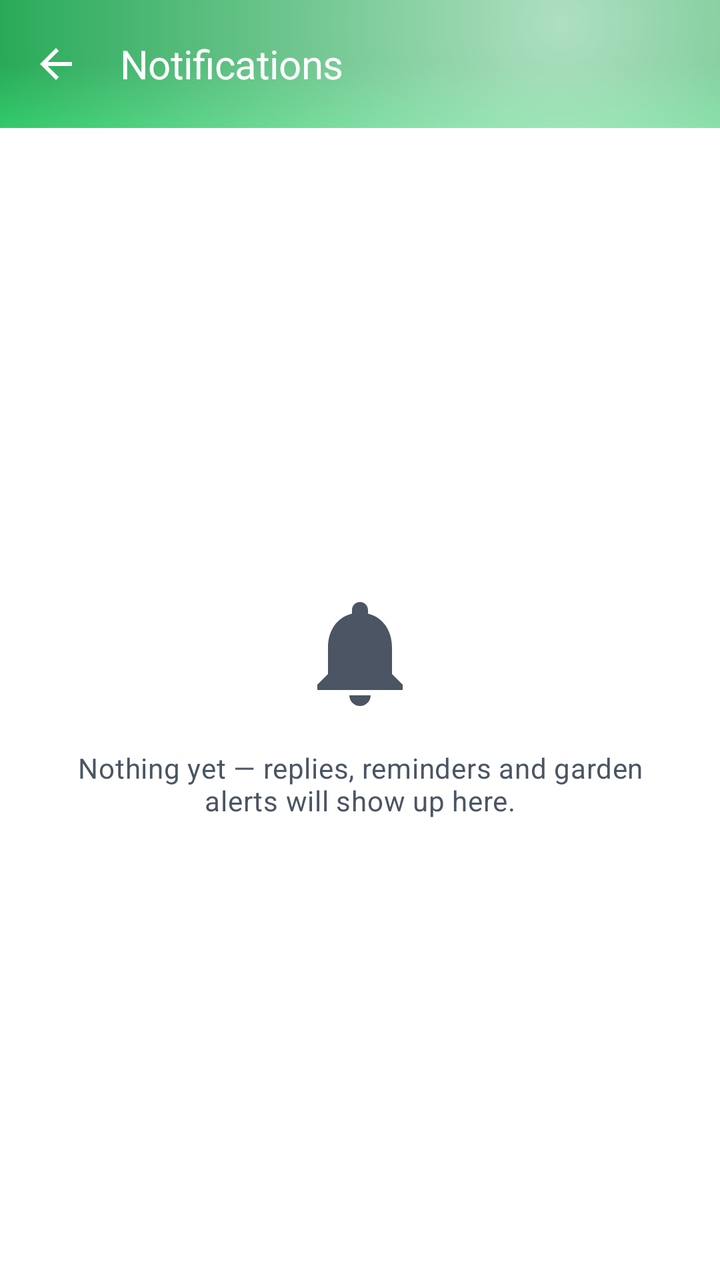
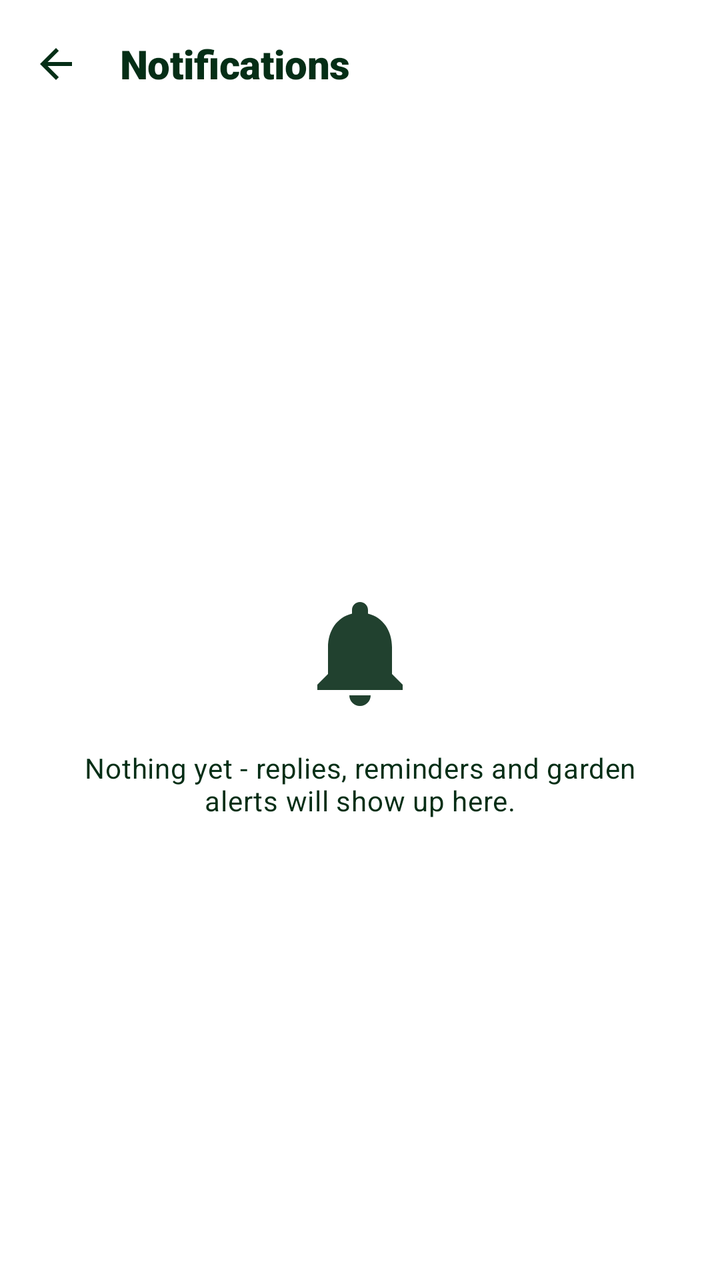

Screens rendered from an Android XML layout before and after an edit, with the pre-edit source and the edit as a unified diff.
<!-- AndroidManifest.xml: application theme Theme.PlantDiseases -->
<!-- res/layout/activity_notifications.xml -->
<?xml version="1.0" encoding="utf-8"?>
<androidx.coordinatorlayout.widget.CoordinatorLayout
    xmlns:android="http://schemas.android.com/apk/res/android"
    xmlns:app="http://schemas.android.com/apk/res-auto"
    android:layout_width="match_parent"
    android:layout_height="match_parent"
    android:background="@color/background">

    <com.google.android.material.appbar.AppBarLayout
        android:id="@+id/app_bar"
        android:layout_width="match_parent"
        android:layout_height="wrap_content"
        android:background="@drawable/bg_toolbar_gradient"
        app:elevation="0dp">

        <com.google.android.material.appbar.MaterialToolbar
            android:id="@+id/toolbar"
            android:layout_width="match_parent"
            android:layout_height="?attr/actionBarSize"
            android:background="@android:color/transparent"
            app:navigationIcon="@drawable/ic_back"
            app:navigationIconTint="@color/toolbar_title"
            app:title="@string/notifications_title"
            app:titleTextAppearance="@style/TextAppearance.App.Toolbar"
            app:titleTextColor="@color/toolbar_title" />

    </com.google.android.material.appbar.AppBarLayout>

    <FrameLayout
        android:layout_width="match_parent"
        android:layout_height="match_parent"
        app:layout_behavior="@string/appbar_scrolling_view_behavior">

        <androidx.recyclerview.widget.RecyclerView
            android:id="@+id/rv_notifications"
            android:layout_width="match_parent"
            android:layout_height="match_parent"
            android:clipToPadding="false"
            android:paddingBottom="@dimen/space_2xl"
            android:visibility="gone"
            app:layoutManager="androidx.recyclerview.widget.LinearLayoutManager" />

        <LinearLayout
            android:id="@+id/state_layout"
            android:layout_width="match_parent"
            android:layout_height="wrap_content"
            android:layout_gravity="center"
            android:orientation="vertical"
            android:gravity="center"
            android:paddingHorizontal="@dimen/space_2xl">

            <ImageView
                android:id="@+id/iv_state_icon"
                android:layout_width="64dp"
                android:layout_height="64dp"
                android:src="@drawable/ic_bell"
                android:contentDescription="@null"
                app:tint="@color/on_surface_secondary" />

            <TextView
                android:id="@+id/tv_state"
                android:layout_width="wrap_content"
                android:layout_height="wrap_content"
                android:layout_marginTop="@dimen/space_lg"
                android:gravity="center"
                android:text="@string/notifications_empty"
                android:textAppearance="@style/TextAppearance.App.Body"
                android:textColor="@color/on_surface_secondary" />

        </LinearLayout>

    </FrameLayout>

</androidx.coordinatorlayout.widget.CoordinatorLayout>
<!-- resources referenced by this layout -->
<resources>
  <color name="on_surface_secondary">#4B5563</color>
  <color name="toolbar_title">#FFFFFF</color>
  <!-- drawable bg_toolbar_gradient (drawable) -->
  <?xml version="1.0" encoding="utf-8"?>
  <layer-list xmlns:android="http://schemas.android.com/apk/res/android">
      <item>
          <shape android:shape="rectangle">
              <gradient
                  android:type="linear"
                  android:angle="270"
                  android:startColor="@color/toolbar_top"
                  android:centerColor="@color/gradient_mid"
                  android:endColor="@color/toolbar_bottom" />
          </shape>
      </item>
      <item>
          <shape android:shape="rectangle">
              <gradient
                  android:type="radial"
                  android:gradientRadius="320dp"
                  android:centerX="0.78"
                  android:centerY="0.18"
                  android:startColor="@color/glass_white_soft"
                  android:endColor="@android:color/transparent" />
          </shape>
      </item>
  </layer-list>
  <string name="notifications_empty">Nothing yet — replies, reminders and garden alerts will show up here.</string>
  <style name="TextAppearance.App.Body" parent="TextAppearance.Material3.BodyMedium">
          <item name="android:textSize">@dimen/text_body</item>
          <item name="android:textColor">@color/on_surface_secondary</item>
          <item name="android:lineSpacingExtra">3sp</item>
      </style>
  <style name="TextAppearance.App.Toolbar" parent="TextAppearance.Material3.TitleLarge">
          <item name="android:textSize">@dimen/text_title</item>
          
          <item name="android:fontFamily">sans-serif-black</item>
          <item name="android:letterSpacing">-0.01</item>
      </style>
  <style name="Theme.PlantDiseases" parent="Theme.Material3.DayNight.NoActionBar">
          <item name="colorPrimary">@color/primary</item>
          <item name="colorPrimaryDark">@color/primary_dark</item>
          <item name="colorOnPrimary">@color/on_primary</item>
          <item name="colorPrimaryContainer">@color/primary_light</item>
          <item name="colorOnPrimaryContainer">@color/primary_dark</item>
          <item name="colorSecondary">@color/secondary</item>
          <item name="colorOnSecondary">@color/on_secondary</item>
          <item name="colorSecondaryContainer">@color/primary_light</item>
          <item name="colorOnSecondaryContainer">@color/primary_dark</item>
          <item name="android:colorBackground">@color/background</item>
          
          <item name="android:windowBackground">@color/background</item>
          
          <item name="android:windowAnimationStyle">@style/App.Animation.Navigation</item>
          <item name="colorSurface">@color/surface</item>
          <item name="colorSurfaceVariant">@color/surface_variant</item>
          <item name="colorOnSurface">@color/on_surface</item>
          <item name="colorOnSurfaceVariant">@color/on_surface_secondary</item>
          
          <item name="colorSurfaceContainerLow">@color/surface_container_low</item>
          <item name="colorSurfaceContainer">@color/surface_container</item>
          <item name="colorSurfaceContainerHigh">@color/surface_container_high</item>
          <item name="colorSurfaceContainerHighest">@color/surface_container_highest</item>
          <item name="colorSurfaceContainerLowest">@color/surface_container_lowest</item>
          
          <item name="android:statusBarColor">@android:color/transparent</item>
          <item name="android:windowLightStatusBar">false</item>
          <item name="android:navigationBarColor">@color/background</item>
  
          
          <item name="appBarLayoutStyle">@style/Widget.Material3.AppBarLayout</item>
  
          
          <item name="materialButtonStyle">@style/App.Button.Filled</item>
          <item name="floatingActionButtonStyle">@style/App.FAB</item>
          <item name="extendedFloatingActionButtonStyle">@style/App.FAB.Extended</item>
      </style>
  <color name="toolbar_top">#16A34A</color>
  <color name="gradient_mid">#16A34A</color>
  <color name="toolbar_bottom">#22C55E</color>
  <color name="glass_white_soft">#A6FFFFFF</color>
  <!-- unchanged entries left out for length: 27 -->
</resources>

<!-- the commit's change to res/layout/activity_notifications.xml (unified diff, before → after) -->
@@ -10,7 +10,7 @@
         android:id="@+id/app_bar"
         android:layout_width="match_parent"
         android:layout_height="wrap_content"
-        android:background="@drawable/bg_toolbar_gradient"
+        android:background="@color/background"
         app:elevation="0dp">
 
         <com.google.android.material.appbar.MaterialToolbar
@@ -65,7 +65,7 @@
                 android:gravity="center"
                 android:text="@string/notifications_empty"
                 android:textAppearance="@style/TextAppearance.App.Body"
-                android:textColor="@color/on_surface_secondary" />
+                android:textColor="@color/on_surface" />
 
         </LinearLayout>
 
<!-- resource entries referenced after the edit -->
@@ -1,42 +1,18 @@
 <!-- resources referenced by this layout -->
 <resources>
-  <color name="on_surface_secondary">#4B5563</color>
-  <color name="toolbar_title">#FFFFFF</color>
-  <!-- drawable bg_toolbar_gradient (drawable) -->
-  <?xml version="1.0" encoding="utf-8"?>
-  <layer-list xmlns:android="http://schemas.android.com/apk/res/android">
-      <item>
-          <shape android:shape="rectangle">
-              <gradient
-                  android:type="linear"
-                  android:angle="270"
-                  android:startColor="@color/toolbar_top"
-                  android:centerColor="@color/gradient_mid"
-                  android:endColor="@color/toolbar_bottom" />
-          </shape>
-      </item>
-      <item>
-          <shape android:shape="rectangle">
-              <gradient
-                  android:type="radial"
-                  android:gradientRadius="320dp"
-                  android:centerX="0.78"
-                  android:centerY="0.18"
-                  android:startColor="@color/glass_white_soft"
-                  android:endColor="@android:color/transparent" />
-          </shape>
-      </item>
-  </layer-list>
-  <string name="notifications_empty">Nothing yet — replies, reminders and garden alerts will show up here.</string>
+  <color name="on_surface_secondary">#21412F</color>
+  <color name="toolbar_title">@color/on_surface</color>
+  <string name="notifications_empty">Nothing yet - replies, reminders and garden alerts will show up here.</string>
   <style name="TextAppearance.App.Body" parent="TextAppearance.Material3.BodyMedium">
           <item name="android:textSize">@dimen/text_body</item>
-          <item name="android:textColor">@color/on_surface_secondary</item>
+          <item name="android:textColor">@color/on_surface</item>
           <item name="android:lineSpacingExtra">3sp</item>
       </style>
   <style name="TextAppearance.App.Toolbar" parent="TextAppearance.Material3.TitleLarge">
           <item name="android:textSize">@dimen/text_title</item>
           
           <item name="android:fontFamily">sans-serif-black</item>
+          <item name="android:textFontWeight">900</item>
           <item name="android:letterSpacing">-0.01</item>
       </style>
   <style name="Theme.PlantDiseases" parent="Theme.Material3.DayNight.NoActionBar">
@@ -59,6 +35,8 @@
           <item name="colorOnSurface">@color/on_surface</item>
           <item name="colorOnSurfaceVariant">@color/on_surface_secondary</item>
           
+          <item name="android:textColorSecondary">@color/on_surface_secondary</item>
+          
           <item name="colorSurfaceContainerLow">@color/surface_container_low</item>
           <item name="colorSurfaceContainer">@color/surface_container</item>
           <item name="colorSurfaceContainerHigh">@color/surface_container_high</item>
@@ -66,8 +44,10 @@
           <item name="colorSurfaceContainerLowest">@color/surface_container_lowest</item>
           
           <item name="android:statusBarColor">@android:color/transparent</item>
-          <item name="android:windowLightStatusBar">false</item>
+          
+          <item name="android:windowLightStatusBar">true</item>
           <item name="android:navigationBarColor">@color/background</item>
+          <item name="android:windowLightNavigationBar">true</item>
   
           
           <item name="appBarLayoutStyle">@style/Widget.Material3.AppBarLayout</item>
@@ -77,10 +57,6 @@
           <item name="floatingActionButtonStyle">@style/App.FAB</item>
           <item name="extendedFloatingActionButtonStyle">@style/App.FAB.Extended</item>
       </style>
-  <color name="toolbar_top">#16A34A</color>
-  <color name="gradient_mid">#16A34A</color>
-  <color name="toolbar_bottom">#22C55E</color>
-  <color name="glass_white_soft">#A6FFFFFF</color>
   <!-- unchanged entries left out for length: 27 -->
 </resources>
 
